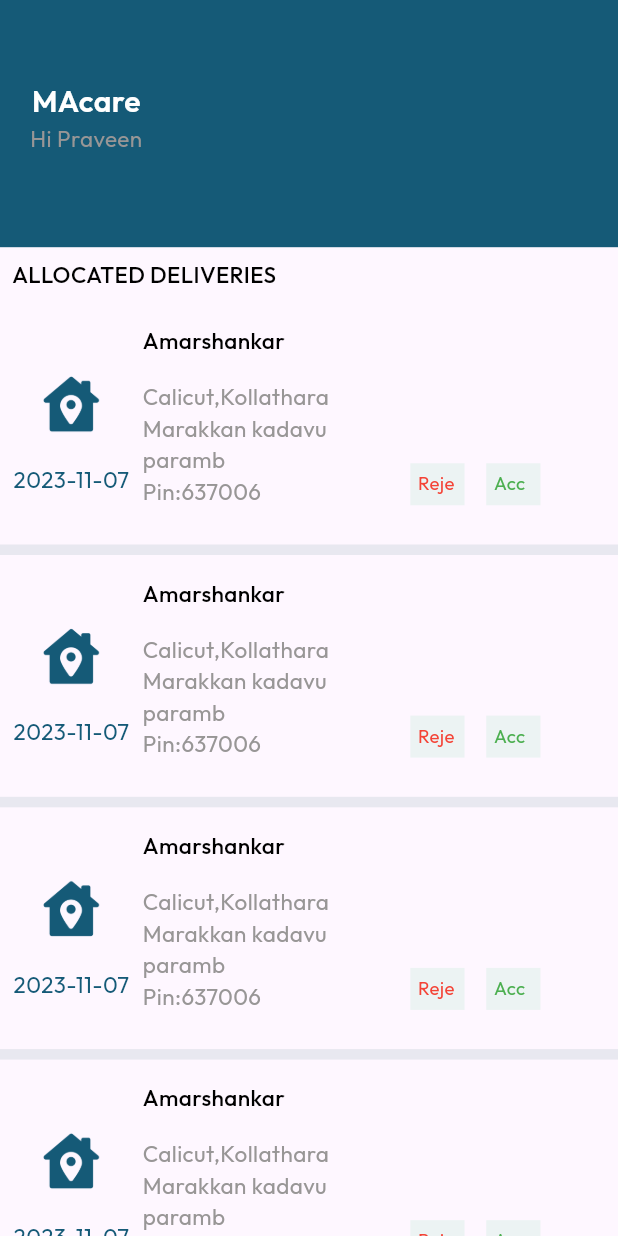
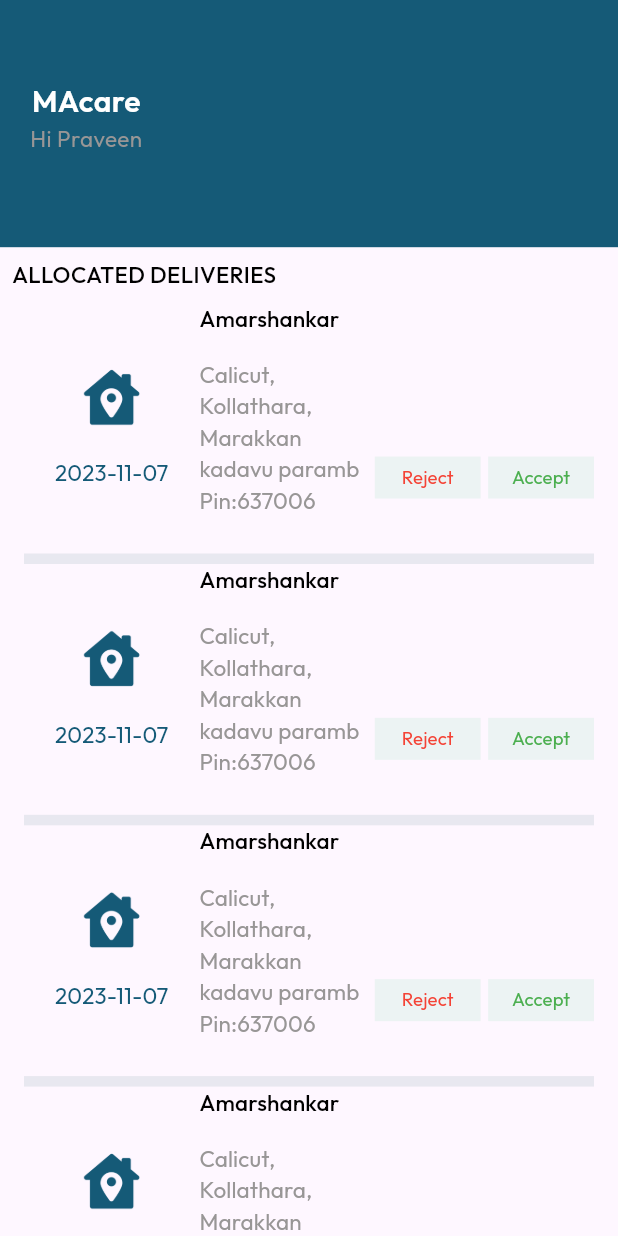
Before and after one commit to karmabe1iver/macare_agent, a Flutter app: the DeliveryView screen opened by its route, on a phone screen of 412 x 824 dp. Run offline on Flutter 3.47's test engine with Material 3 defaults, Android fonts, the light colour scheme and no system bars; our stand-ins replace get, google_fonts.

Commit message:
history delivery edit

```diff
--- a/lib/app/modules/delivery/views/delivery_view.dart
+++ b/lib/app/modules/delivery/views/delivery_view.dart
@@ -2,6 +2,7 @@ import 'package:flutter/material.dart';
 
 import 'package:get/get.dart';
 
+import '../../../routes/app_pages.dart';
 import '../../../utils/asset_helper.dart';
 import '../../../utils/my_theme.dart';
 import '../controllers/delivery_controller.dart';
@@ -52,6 +53,7 @@ class DeliveryView extends GetView<DeliveryController> {
               ),
             ),
           ),
+
           Expanded(
             child: ConstrainedBox(
               constraints: const BoxConstraints(minHeight: 0, minWidth: 0),
@@ -59,15 +61,17 @@ class DeliveryView extends GetView<DeliveryController> {
                 shrinkWrap: true,
                 itemCount: 5,
                 itemBuilder: (BuildContext context, index) {
-                  return Padding(
-                    padding: const EdgeInsets.only(top: 15.0,),
+                  return MaterialButton(onPressed: (){
+                    if( controller.statusvisibility[index].value=true){
+                      Get.toNamed(Routes.COLLOCTIONDETAILS);
+                    }
+                  },
                     child: Column(
-                      // mainAxisAlignment: MainAxisAlignment.spaceAround,
                       children: [
                         Row(
                           children: [
                             Expanded(
-                              flex: 3,
+                              flex: 4,
                               child: Padding(
                                 padding: const EdgeInsets.all(8.0),
                                 child: Column(
@@ -94,7 +98,7 @@ class DeliveryView extends GetView<DeliveryController> {
                               ),
                             ),
                             Expanded(
-                              flex: 5,
+                              flex: 4,
                               child: Column(
                                 crossAxisAlignment: CrossAxisAlignment.start,
                                 children: [
@@ -108,7 +112,10 @@ class DeliveryView extends GetView<DeliveryController> {
                                   ),
 
                                   _addressDetails(
-                                    "Calicut,Kollathara",
+                                    "Calicut,",
+                                  ),
+                                  _addressDetails(
+                                    "Kollathara,",
                                   ),
                                   _addressDetails(
                                     "Marakkan kadavu paramb",
@@ -130,14 +137,12 @@ class DeliveryView extends GetView<DeliveryController> {
                               ),
                             ),
                             Expanded(
-                              flex: 4,
+                              flex: 5,
                               child: Column(
                                 mainAxisAlignment: MainAxisAlignment.end,
                                 children: [
                                   SizedBox(height: Get.height*.08,),
-                                  Padding(
-                                    padding: const EdgeInsets.all(20.0),
-                                    child: Obx(
+                                  Obx(
                                      ()=> Visibility(visible: controller.visibility[index].value,
                                       child: Container(
                                         child: Row(
@@ -146,9 +151,9 @@ class DeliveryView extends GetView<DeliveryController> {
                                           crossAxisAlignment: CrossAxisAlignment.end,
                                           children: [
                                             Expanded(
-                                                flex:5,
+                                              flex:4,
                                               child: GestureDetector(
-                                                  // color: Color(0xFFECF3F3),
+
                                                 onTap: () {
                                                   controller.visibility[index].value=false;
                                                 },
@@ -169,10 +174,10 @@ class DeliveryView extends GetView<DeliveryController> {
                                               ),
                                             ),
                                             const Expanded(
-                                                  flex: 2,
-                                                  child: SizedBox()),
+                                                flex: 0,
+                                                child: SizedBox(width: 5,)),
                                             Expanded(
-                                                flex: 5,
+                                              flex: 4,
                                               child: GestureDetector(
                                                 // color: Color(0xFFECF3F3),
                                                 onTap: () {
@@ -200,21 +205,19 @@ class DeliveryView extends GetView<DeliveryController> {
                                         ),
                                       ),
                                     ),
-                                    ),
                                   )
                                 ],
                               ),
                             ),
-                            const Expanded(
-                                flex: 1,
-                                child: SizedBox()
-                            ),
+
 
                           ],
                         ),
-                        Container(
+                        SizedBox(width: Get.width,
                           height: 7,
+                          child: Container(
                             color: MyTheme.dividerColor,
+                          ),
                         )
                       ],
                     ),
--- a/lib/app/modules/laboratory/views/laboratory_view.dart
+++ b/lib/app/modules/laboratory/views/laboratory_view.dart
@@ -229,12 +229,6 @@ class LaboratoryView extends GetView<LaboratoryController> {
               ),
             ),
           )
-
-          // Container(
-          //   child: Column(children: [
-          //
-          //   ],),
-          // )
         ],
       ),
     );
```
Lines whose indentation alone changed are shown as unchanged.
